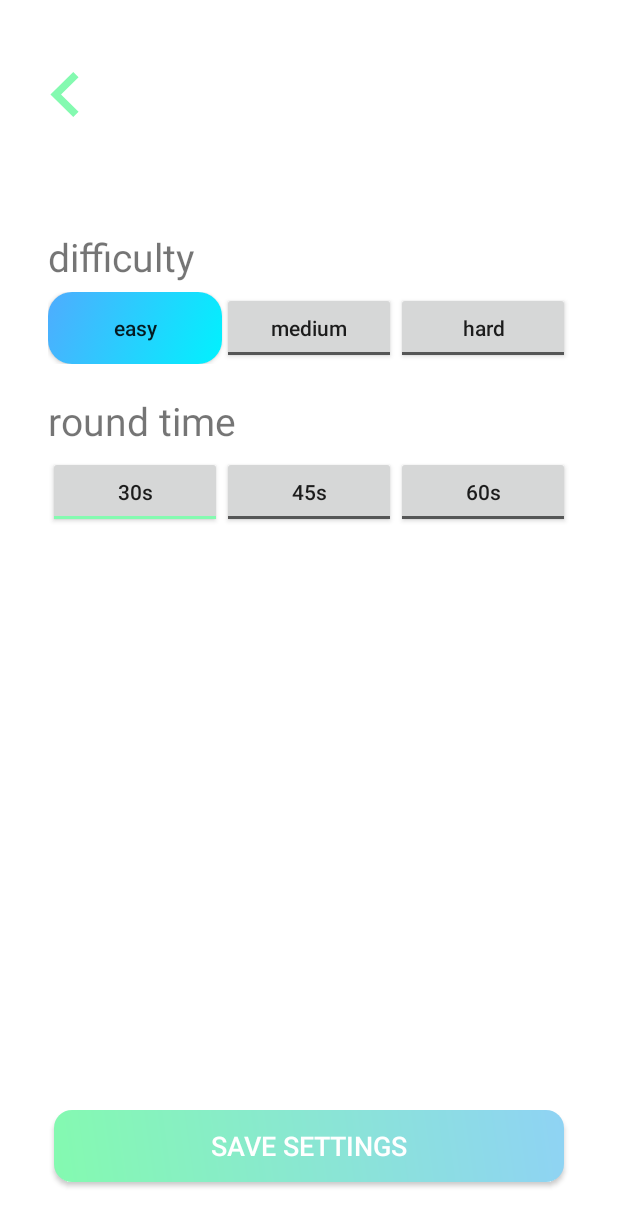
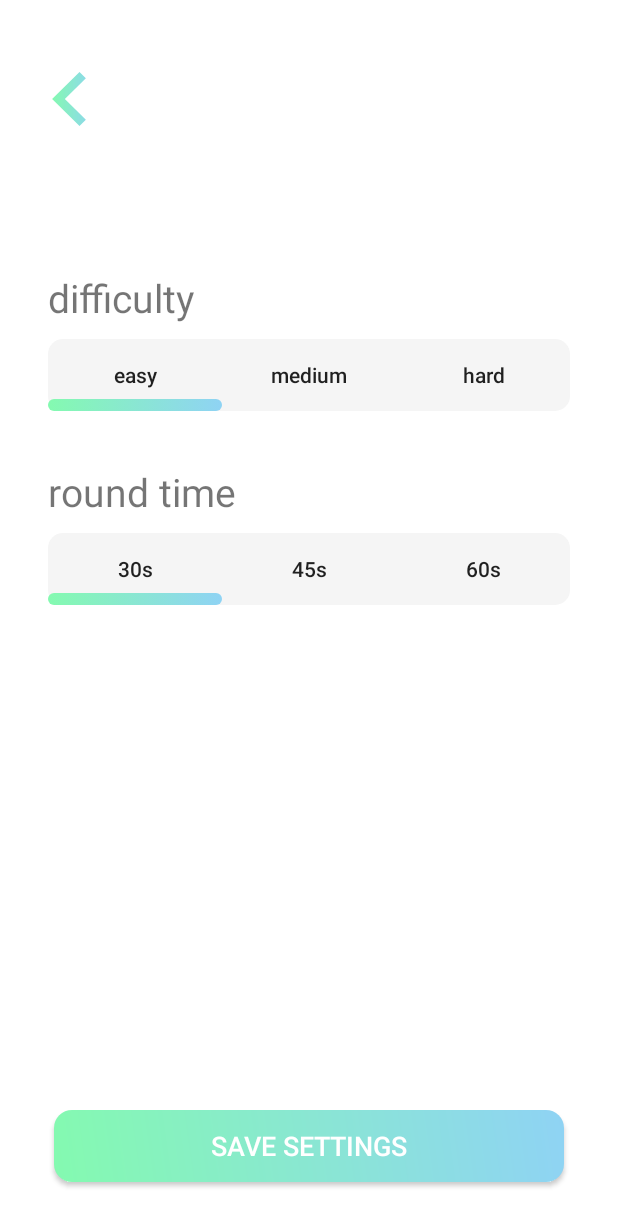
Before and after one commit to Trugamr/brainly-app, an Android app: the SettingsActivity screen opened directly, with no data from a screen before it, on a phone screen of 412 x 824 dp. Shown: the top 1226 px of the screen. Run offline under Robolectric (Android 15) with nearby library versions, the phone set to English and light mode, and no system bars.

Commit message:
gradient icons and grouped logo animation

```diff
--- a/app/build.gradle
+++ b/app/build.gradle
@@ -5,7 +5,7 @@ android {
     buildToolsVersion "29.0.2"
     defaultConfig {
         applicationId "com.tru.brainly"
-        minSdkVersion 16
+        minSdkVersion 24
         targetSdkVersion 29
         versionCode 1
         versionName "1.0"
--- a/app/src/main/res/drawable/check.xml
+++ b/app/src/main/res/drawable/check.xml
@@ -1,10 +1,7 @@
 <?xml version="1.0" encoding="utf-8"?>
 <selector xmlns:android="http://schemas.android.com/apk/res/android">
-    <!-- When selected, use grey -->
-    <item android:drawable="@drawable/first_gradient"
+    <item android:drawable="@drawable/check_on"
         android:state_checked="true" />
-    <!-- When not selected, use white-->
-    <item android:drawable="@drawable/second_gradient"
+    <item android:drawable="@drawable/check_off"
         android:state_checked="false"/>
-
 </selector>
--- /dev/null
+++ b/app/src/main/res/drawable/check_off.xml
@@ -0,0 +1,4 @@
+<?xml version="1.0" encoding="utf-8"?>
+<shape xmlns:android="http://schemas.android.com/apk/res/android">
+
+</shape>
--- /dev/null
+++ b/app/src/main/res/drawable/check_on.xml
@@ -0,0 +1,37 @@
+<?xml version="1.0" encoding="utf-8"?>
+<layer-list xmlns:android="http://schemas.android.com/apk/res/android">
+    <item>
+        <ripple xmlns:android="http://schemas.android.com/apk/res/android"
+            xmlns:tools="http://schemas.android.com/tools"
+            android:color="#E0E0E0"
+            tools:targetApi="lollipop">
+            <item android:id="@android:id/mask">
+                <shape android:shape="rectangle">
+                    <solid android:color="@color/colorAccent" />
+                    <corners android:radius="10dp" />
+                </shape>
+            </item>
+        </ripple>
+    </item>
+    <item>
+        <shape
+            android:layout_width="match_parent"
+            android:shape="rectangle">
+        </shape>
+    </item>
+    <item
+        android:height="8dp"
+        android:gravity="bottom">
+        <shape
+            android:layout_width="match_parent"
+            android:innerRadius="40dp"
+            android:shape="rectangle">
+            <gradient
+                android:angle="135"
+                android:endColor="@color/colorAccent"
+                android:startColor="@color/colorPrimary" />
+            <corners
+                android:radius="50dp"/>
+        </shape>
+    </item>
+</layer-list>
--- a/app/src/main/res/drawable/ic_back.xml
+++ b/app/src/main/res/drawable/ic_back.xml
@@ -1,9 +1,27 @@
 <vector xmlns:android="http://schemas.android.com/apk/res/android"
-    android:width="30dp"
-    android:height="30dp"
+    xmlns:aapt="http://schemas.android.com/aapt"
+    android:width="36dp"
+    android:height="36dp"
     android:viewportWidth="24"
     android:viewportHeight="24">
   <path
-      android:fillColor="@color/colorAccent"
-      android:pathData="M16.67,0l2.83,2.829 -9.339,9.175 9.339,9.167 -2.83,2.829 -12.17,-11.996z"/>
+      android:pathData="M16.67,0l2.83,2.829 -9.339,9.175 9.339,9.167 -2.83,2.829 -12.17,-11.996z">
+    <aapt:attr name="android:fillColor">
+      <gradient
+          android:angle="45"
+          android:startX="4"
+          android:endX="24"
+          android:startY="12"
+          android:endY="12"
+          android:type="linear">
+        <item
+            android:color="@color/colorAccent"
+            android:offset="0.0" />
+        <item
+            android:color="@color/colorPrimary"
+            android:offset="1.0" />
+      </gradient>
+    </aapt:attr>
+  </path>
+
 </vector>
--- /dev/null
+++ b/app/src/main/res/drawable/toggle_group_bg.xml
@@ -0,0 +1,8 @@
+<?xml version="1.0" encoding="utf-8"?>
+<shape xmlns:android="http://schemas.android.com/apk/res/android"
+    android:shape="rectangle">
+    <solid
+        android:color="#F5F5F5" />
+    <corners
+        android:radius="10dp"/>
+</shape>
--- a/app/src/main/res/layout/activity_settings.xml
+++ b/app/src/main/res/layout/activity_settings.xml
@@ -43,22 +43,20 @@
         android:layout_width="0dp"
         android:layout_height="wrap_content"
         android:layout_marginStart="32dp"
-        android:layout_marginLeft="32dp"
         android:layout_marginEnd="32dp"
-        android:layout_marginRight="32dp"
         android:orientation="vertical"
         app:layout_constraintBottom_toBottomOf="parent"
         app:layout_constraintEnd_toEndOf="parent"
         app:layout_constraintStart_toStartOf="parent"
         app:layout_constraintTop_toTopOf="parent"
-        app:layout_constraintVertical_bias="0.22000003">
+        app:layout_constraintVertical_bias="0.3">
 
         <TextView
             android:id="@+id/textView"
             android:layout_width="wrap_content"
             android:layout_height="wrap_content"
-            android:layout_marginTop="20dp"
-            android:layout_marginBottom="6dp"
+            android:layout_marginTop="0dp"
+            android:layout_marginBottom="10dp"
             android:layout_weight="1"
             android:text="difficulty"
             android:textSize="26sp" />
@@ -68,6 +66,7 @@
             android:layout_width="match_parent"
             android:layout_height="match_parent"
             android:layout_weight="3"
+            android:background="@drawable/toggle_group_bg"
             android:orientation="horizontal">
 
             <ToggleButton
@@ -87,6 +86,7 @@
                 android:layout_width="match_parent"
                 android:layout_height="wrap_content"
                 android:layout_weight="1"
+                android:background="@drawable/check"
                 android:onClick="onToggle"
                 android:text="medium"
                 android:textAllCaps="false"
@@ -98,6 +98,7 @@
                 android:layout_width="match_parent"
                 android:layout_height="wrap_content"
                 android:layout_weight="1"
+                android:background="@drawable/check"
                 android:onClick="onToggle"
                 android:text="hard"
                 android:textAllCaps="false"
@@ -109,8 +110,8 @@
             android:id="@+id/textView2"
             android:layout_width="wrap_content"
             android:layout_height="wrap_content"
-            android:layout_marginTop="20dp"
-            android:layout_marginBottom="6dp"
+            android:layout_marginTop="36dp"
+            android:layout_marginBottom="10dp"
             android:layout_weight="1"
             android:text="round time"
             android:textSize="26sp" />
@@ -120,6 +121,7 @@
             android:layout_width="match_parent"
             android:layout_height="match_parent"
             android:layout_weight="1"
+            android:background="@drawable/toggle_group_bg"
             android:orientation="horizontal">
 
             <ToggleButton
@@ -127,6 +129,7 @@
                 android:layout_width="match_parent"
                 android:layout_height="wrap_content"
                 android:layout_weight="1"
+                android:background="@drawable/check"
                 android:onClick="onToggle"
                 android:text="30s"
                 android:textAllCaps="false"
@@ -138,6 +141,7 @@
                 android:layout_width="match_parent"
                 android:layout_height="wrap_content"
                 android:layout_weight="1"
+                android:background="@drawable/check"
                 android:onClick="onToggle"
                 android:text="45s"
                 android:textAllCaps="false"
@@ -149,6 +153,7 @@
                 android:layout_width="match_parent"
                 android:layout_height="wrap_content"
                 android:layout_weight="1"
+                android:background="@drawable/check"
                 android:onClick="onToggle"
                 android:text="60s"
                 android:textAllCaps="false"
```
Also changed, not shown: app/src/main/java/com/tru/brainly/GameActivity.java (+5 -7 lines), app/src/main/res/drawable/ic_gear.xml (+18 -2 lines), app/src/main/res/layout/activity_main.xml (+27 -29 lines).
